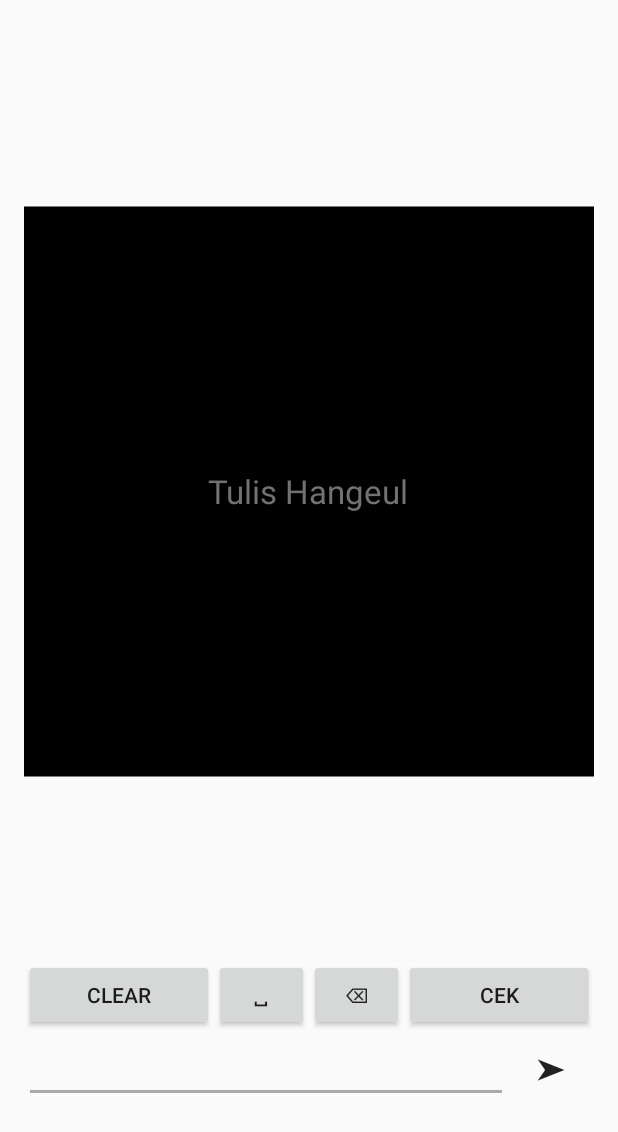
After one commit to wirdakurnia/Deteksi-Hangeul, an Android app: the fragment FragmentCobaTulis shown on its own in the app's theme, on a phone screen of 412 x 824 dp. The commit adds this screen. Shown: the top 1132 px of the screen. Run offline under Robolectric (Android 15) with nearby library versions, the phone set to English and light mode, and no system bars; libraries missing offline, so code that uses them is left out: org.tensorflow.contrib; 1 statement that could not run was skipped.

Commit message:
penulisan dan layout

```diff
--- /dev/null
+++ b/app/src/main/java/com/wirnin/hanguldetection/Fragment/FragmentCobaTulis.java
@@ -0,0 +1,208 @@
+package com.wirnin.hanguldetection.Fragment;
+
+
+import android.os.Bundle;
+
+import androidx.fragment.app.Fragment;
+
+import android.view.LayoutInflater;
+import android.view.View;
+import android.view.ViewGroup;
+import android.widget.Button;
+import android.widget.EditText;
+import android.widget.LinearLayout;
+import android.widget.TextView;
+
+import com.wirnin.hanguldetection.HangulClassifier;
+import com.wirnin.hanguldetection.PaintView;
+import com.wirnin.hanguldetection.R;
+
+import java.util.HashMap;
+
+/**
+ * A simple {@link Fragment} subclass.
+ */
+public class FragmentCobaTulis extends Fragment implements View.OnClickListener{
+
+    private static final String LABEL_FILE = "40-huruf.txt";
+    private static final String MODEL_FILE = "optimized_hangul_tensorflow.pb";
+
+    private HangulClassifier classifier;
+    private PaintView paintView;
+    private Button alt1, alt2, alt3, alt4;
+    private LinearLayout altLayout;
+    private EditText resultText;
+    private TextView translationText;
+    private String[] currentTopLabels;
+
+
+    public FragmentCobaTulis() {
+        // Required empty public constructor
+    }
+
+
+    @Override
+    public View onCreateView(LayoutInflater inflater, ViewGroup container,
+                             Bundle savedInstanceState) {
+        // Inflate the layout for this fragment
+        View rootview = inflater.inflate(R.layout.fragment_coba_tulis, container, false);
+
+        paintView = rootview.findViewById(R.id.paintView);
+
+        TextView drawHereText = rootview.findViewById(R.id.drawHere);
+        paintView.setDrawText(drawHereText);
+
+        Button clearButton = rootview.findViewById(R.id.buttonClear);
+        clearButton.setOnClickListener(this);
+
+        Button classifyButton = rootview.findViewById(R.id.buttonClassify);
+        classifyButton.setOnClickListener(this);
+
+        Button backspaceButton = rootview.findViewById(R.id.buttonBackspace);
+        backspaceButton.setOnClickListener(this);
+
+        Button spaceButton = rootview.findViewById(R.id.buttonSpace);
+        spaceButton.setOnClickListener(this);
+
+        Button submitButton = rootview.findViewById(R.id.buttonSubmit);
+        submitButton.setOnClickListener(this);
+
+        altLayout = rootview.findViewById(R.id.altLayout);
+        altLayout.setVisibility(View.INVISIBLE);
+
+        alt1 = rootview.findViewById(R.id.alt1);
+        alt1.setOnClickListener(this);
+        alt2 = rootview.findViewById(R.id.alt2);
+        alt2.setOnClickListener(this);
+        alt3 = rootview.findViewById(R.id.alt3);
+        alt3.setOnClickListener(this);
+        alt4 = rootview.findViewById(R.id.alt4);
+        alt4.setOnClickListener(this);
+
+        translationText = rootview.findViewById(R.id.translationText);
+        resultText = rootview.findViewById(R.id.editText);
+
+        loadModel();
+
+        return rootview;
+    }
+
+    /**
+     * This method is called when the user clicks a button in the view.
+     * @param view
+     */
+    @Override
+    public void onClick(View view) {
+        switch (view.getId()) {
+            case R.id.buttonClear:
+                clear();
+                break;
+            case R.id.buttonClassify:
+                classify();
+                paintView.reset();
+                paintView.invalidate();
+                break;
+            case R.id.buttonBackspace:
+                backspace();
+                altLayout.setVisibility(View.INVISIBLE);
+                paintView.reset();
+                paintView.invalidate();
+                break;
+            case R.id.buttonSpace:
+                space();
+                break;
+            case R.id.buttonSubmit:
+                altLayout.setVisibility(View.INVISIBLE);
+                //translate();
+                break;
+            case R.id.alt1:
+            case R.id.alt2:
+            case R.id.alt3:
+            case R.id.alt4:
+                useAltLabel(Integer.parseInt(view.getTag().toString()));
+                break;
+        }
+    }
+
+    /**
+     * Delete the last character in the text input field.
+     */
+    private void backspace() {
+        int len = resultText.getText().length();
+        if (len > 0) {
+            resultText.getText().delete(len - 1, len);
+        }
+    }
+
+    /**
+     * Add a space to the text input.
+     */
+    private void space() {
+        resultText.append(" ");
+    }
+
+    /**
+     * Clear the text and drawing to return to the beginning state.
+     */
+    private void clear() {
+        paintView.reset();
+        paintView.invalidate();
+        resultText.setText("");
+        translationText.setText("");
+        altLayout.setVisibility(View.INVISIBLE);
+    }
+
+    /**
+     * Perform the classification, updating UI elements with the results.
+     */
+    private void classify() {
+        float pixels[] = paintView.getPixelData();
+        currentTopLabels = classifier.classify(pixels);
+        resultText.append(currentTopLabels[0]);
+        altLayout.setVisibility(View.VISIBLE);
+        alt1.setText(currentTopLabels[1]);
+        alt2.setText(currentTopLabels[2]);
+        alt3.setText(currentTopLabels[3]);
+        alt4.setText(currentTopLabels[4]);
+    }
+
+    /**
+     * This function will switch out the last classified character with the alternative given the
+     * index in the top labels array.
+     */
+    private void useAltLabel(int index) {
+        backspace();
+        resultText.append(currentTopLabels[index]);
+    }
+
+    @Override
+    public void onResume() {
+        paintView.onResume();
+        super.onResume();
+    }
+
+    @Override
+    public void onPause() {
+        paintView.onPause();
+        super.onPause();
+    }
+
+    /**
+     * Load pre-trained model in memory.
+     */
+    private void loadModel() {
+        new Thread(new Runnable() {
+            @Override
+            public void run() {
+                try {
+                    classifier = HangulClassifier.create(getActivity().getAssets(),
+                            MODEL_FILE, LABEL_FILE, PaintView.FEED_DIMENSION,
+                            "input", "keep_prob", "output");
+                } catch (final Exception e) {
+                    throw new RuntimeException("Error loading pre-trained model.", e);
+                }
+            }
+        }).start();
+    }
+
+}
--- a/app/src/main/java/com/wirnin/hanguldetection/PaintView.java
+++ b/app/src/main/java/com/wirnin/hanguldetection/PaintView.java
@@ -46,7 +46,7 @@ public class PaintView extends View {
 
         paint = new Paint();
         paint.setAntiAlias(true);
-        paint.setColor(Color.BLACK);
+        paint.setColor(Color.WHITE);
         paint.setStyle(Paint.Style.STROKE);
         paint.setStrokeJoin(Paint.Join.ROUND);
         paint.setStrokeCap(Paint.Cap.ROUND);
@@ -59,7 +59,7 @@ public class PaintView extends View {
     public void reset() {
         path.reset();
         if (bitmap != null) {
-            bitmap.eraseColor(Color.WHITE);
+            bitmap.eraseColor(Color.BLACK);
         }
     }
 
@@ -157,7 +157,7 @@ public class PaintView extends View {
             getBitmapCoords(event.getX(), event.getY(), pointF);
             path.lineTo(pointF.x, pointF.y);
             paintPath.setPath(path);
-            paint.setColor(Color.BLACK);
+            paint.setColor(Color.WHITE);
             paintPath.setPaint(paint);
             PaintPathList.add(paintPath);
         }
--- /dev/null
+++ b/app/src/main/res/layout/fragment_coba_tulis.xml
@@ -0,0 +1,152 @@
+<?xml version="1.0" encoding="utf-8"?>
+<LinearLayout xmlns:android="http://schemas.android.com/apk/res/android"
+    xmlns:app="http://schemas.android.com/apk/res-auto"
+    xmlns:tools="http://schemas.android.com/tools"
+    android:layout_width="match_parent"
+    android:layout_height="match_parent"
+    android:orientation="vertical"
+    android:paddingBottom="16dp"
+    android:paddingLeft="16dp"
+    android:paddingRight="16dp"
+    android:paddingTop="16dp"
+    android:weightSum="1">
+
+
+    <RelativeLayout
+        xmlns:android="http://schemas.android.com/apk/res/android"
+        android:id="@+id/paintViewLayout"
+        android:layout_width="match_parent"
+        android:layout_height="0dp"
+        android:layout_weight="1">
+
+        <com.wirnin.hanguldetection.PaintView
+            android:id="@+id/paintView"
+            android:layout_width="match_parent"
+            android:layout_height="match_parent"/>
+
+        <TextView
+            android:id="@+id/drawHere"
+            android:layout_width="wrap_content"
+            android:layout_height="wrap_content"
+            android:gravity="center"
+            android:text="@string/draw"
+            android:textColor="@color/Gray"
+            android:layout_centerVertical="true"
+            android:layout_centerHorizontal="true"
+            android:textAppearance="?android:attr/textAppearanceLarge" />
+    </RelativeLayout>
+
+    <LinearLayout
+        android:id="@+id/buttonLayout"
+        android:layout_width="match_parent"
+        android:layout_height="wrap_content"
+        android:orientation="horizontal">
+
+        <Button
+            android:id="@+id/buttonClear"
+            android:layout_width="0dp"
+            android:layout_height="wrap_content"
+            android:layout_weight="1"
+            android:text="clear" />
+
+        <Button
+            android:id="@+id/buttonSpace"
+            android:layout_width="0dp"
+            android:layout_height="wrap_content"
+            android:layout_weight=".5"
+            android:text="@string/space" />
+
+        <Button
+            android:id="@+id/buttonBackspace"
+            android:layout_width="0dp"
+            android:layout_height="wrap_content"
+            android:layout_weight=".5"
+            android:text="@string/backspace" />
+
+        <Button
+            android:id="@+id/buttonClassify"
+            android:layout_width="0dp"
+            android:layout_height="wrap_content"
+            android:layout_weight="1"
+            android:text="@string/classify"/>
+    </LinearLayout>
+
+    <LinearLayout
+        android:id="@+id/textLayout"
+        android:layout_width="match_parent"
+        android:layout_height="wrap_content"
+        android:orientation="horizontal" >
+
+        <EditText
+            android:id="@+id/editText"
+            android:layout_width="0dp"
+            android:layout_height="wrap_content"
+            android:inputType="textPersonName"
+            android:text=""
+            android:textAppearance="?android:attr/textAppearanceMedium"
+            android:clickable="false"
+            android:cursorVisible="true"
+            android:textCursorDrawable="@drawable/color_cursor"
+            android:backgroundTint="@android:color/darker_gray"
+            android:layout_weight=".85"/>
+
+        <Button
+            android:id="@+id/buttonSubmit"
+            android:layout_width="0dp"
+            android:textSize="20sp"
+            android:layout_height="wrap_content"
+            android:text="@string/submit"
+            style="?android:attr/borderlessButtonStyle"
+            android:layout_weight=".15"/>
+    </LinearLayout>
+
+    <LinearLayout
+        android:id="@+id/altLayout"
+        android:layout_width="match_parent"
+        android:layout_height="wrap_content"
+        android:orientation="horizontal"
+        android:visibility="visible"
+        tools:layout_editor_absoluteX="0dp">
+
+        <Button
+            android:id="@+id/alt1"
+            android:layout_width="0dp"
+            android:layout_height="40dp"
+            android:layout_weight="1"
+            android:tag="1"
+            android:text="" />
+
+        <Button
+            android:id="@+id/alt2"
+            android:layout_width="0dp"
+            android:layout_height="40dp"
+            android:layout_weight="1"
+            android:tag="2"
+            android:text="" />
+
+        <Button
+            android:id="@+id/alt3"
+            android:layout_width="0dp"
+            android:layout_height="40dp"
+            android:layout_weight="1"
+            android:tag="3"
+            android:text="" />
+
+        <Button
+            android:id="@+id/alt4"
+            android:layout_width="0dp"
+            android:layout_height="40dp"
+            android:layout_weight="1"
+            android:tag="4"
+            android:text="" />
+    </LinearLayout>
+
+    <TextView
+        android:id="@+id/translationText"
+        android:textSize="24sp"
+        android:layout_width="match_parent"
+        android:layout_height="wrap_content"
+        android:layout_weight="0.23"
+        android:text="" />
+
+</LinearLayout>
--- a/app/src/main/res/layout/fragment_sound_kalimat.xml
+++ b/app/src/main/res/layout/fragment_sound_kalimat.xml
@@ -35,7 +35,7 @@
         android:id="@+id/ln"
         android:layout_width="270dp"
         android:layout_height="60dp"
-        android:layout_marginTop="100dp"
+        android:layout_marginTop="80dp"
         android:background="@drawable/button_pilih"
         app:layout_constraintEnd_toEndOf="parent"
         app:layout_constraintHorizontal_bias="0.498"
@@ -56,7 +56,7 @@
         android:id="@+id/layout"
         android:layout_width="100dp"
         android:layout_height="30dp"
-        android:layout_marginTop="190dp"
+        android:layout_marginTop="170dp"
         android:background="@drawable/button_pilih"
         app:layout_constraintEnd_toEndOf="parent"
         app:layout_constraintHorizontal_bias="0.3"
@@ -77,7 +77,7 @@
         android:id="@+id/layout2"
         android:layout_width="100dp"
         android:layout_height="30dp"
-        android:layout_marginTop="35dp"
+        android:layout_marginTop="20dp"
         android:background="@drawable/button_pilih"
         app:layout_constraintEnd_toEndOf="parent"
         app:layout_constraintHorizontal_bias="0.3"
@@ -98,7 +98,7 @@
         android:id="@+id/linearLayout3"
         android:layout_width="268dp"
         android:layout_height="195dp"
-        android:layout_marginTop="50dp"
+        android:layout_marginTop="35dp"
         android:background="@drawable/kotak_putih"
         android:elevation="-5dp"
         android:gravity="center"
@@ -141,7 +141,7 @@
         android:id="@+id/linearLayout4"
         android:layout_width="268dp"
         android:layout_height="195dp"
-        android:layout_marginTop="200dp"
+        android:layout_marginTop="180dp"
         android:background="@drawable/kotak_putih"
         android:elevation="-5dp"
         android:gravity="center"
--- a/app/src/main/res/layout/fragment_tulis_hangul.xml
+++ b/app/src/main/res/layout/fragment_tulis_hangul.xml
@@ -80,6 +80,8 @@
                 android:layout_alignParentTop="true"
                 android:layout_marginStart="0dp"
                 android:layout_marginTop="0dp"
+                android:paddingTop="6dp"
+                android:paddingBottom="6dp"
                 android:translationZ="10dp"></ImageView>
 
             <com.wirnin.hanguldetection.PaintView
@@ -96,7 +98,7 @@
                 android:gravity="center"
                 android:text="@string/draw"
                 android:textAppearance="?android:attr/textAppearanceLarge"
-                android:textColor="@color/Gray" />
+                android:textColor="@color/white" />
         </RelativeLayout>
 
         <LinearLayout
```
